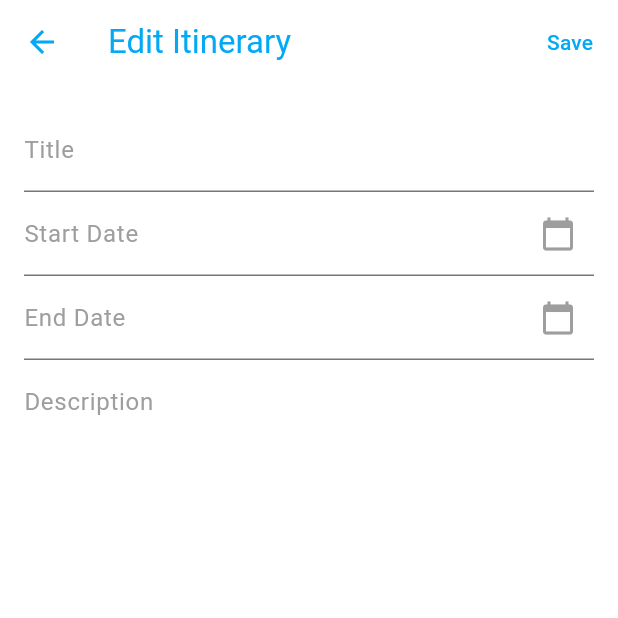
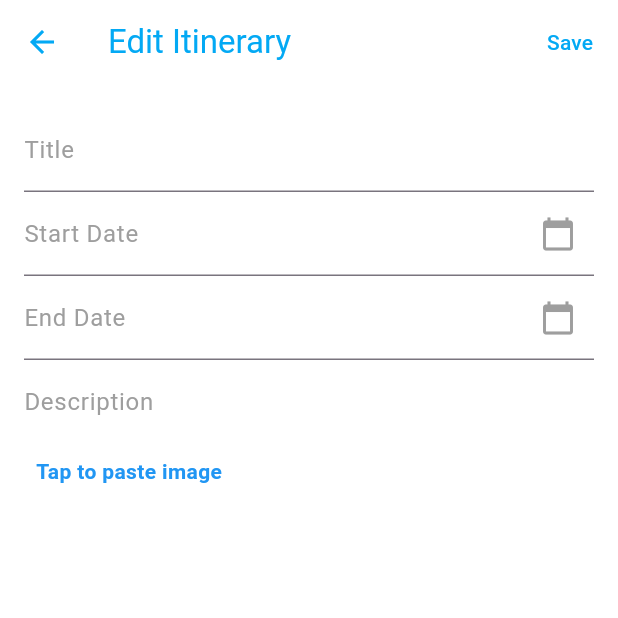
Before and after one commit to matthewyeo1/WanderWise, a Flutter app: the EditItineraryPage screen opened directly with empty values, on a phone screen of 412 x 824 dp, the top half of it. Run offline on Flutter 3.47's test engine with Material 3 defaults, Android fonts, the phone set to English and light mode, and no system bars; our stand-ins replace cloud_firestore, firebase_auth, firebase_core, google_maps_flutter, google_sign_in; accounts and stored records are empty.

Commit message:
-modified: edit itinerary page

```diff
--- a/ww_code/lib/edit_itinerary_page.dart
+++ b/ww_code/lib/edit_itinerary_page.dart
@@ -5,10 +5,10 @@
   final ValueChanged<Map<String, dynamic>> onSave;
 
   const EditItineraryPage({
-    super.key,
+    Key? key,
     this.initialItem,
     required this.onSave,
-  });
+  }) : super(key: key);
 
   @override
   _EditItineraryPageState createState() => _EditItineraryPageState();
@@ -16,9 +16,9 @@
 
 class _EditItineraryPageState extends State<EditItineraryPage> {
   late TextEditingController titleController;
-  late TextEditingController descriptionController;
   late TextEditingController startDateController;
   late TextEditingController endDateController;
+  late TextEditingController descriptionController;
 
   @override
   void initState() {
@@ -36,13 +36,12 @@
   @override
   void dispose() {
     titleController.dispose();
-    descriptionController.dispose();
     startDateController.dispose();
     endDateController.dispose();
+    descriptionController.dispose();
     super.dispose();
   }
 
-  // Grants access to calendar when selecting dates
   Future<void> _selectDate(
       BuildContext context, TextEditingController controller) async {
     final DateTime? picked = await showDatePicker(
@@ -141,15 +140,67 @@
               ),
               onTap: () => _selectDate(context, endDateController),
             ),
+            Expanded(
+              child: SingleChildScrollView(
+                child: Column(
+                  crossAxisAlignment: CrossAxisAlignment.stretch,
+                  children: [
                     TextField(
-              cursorColor: Colors.lightBlue,
                       controller: descriptionController,
+                      keyboardType: TextInputType.multiline,
+                      maxLines: null,
                       style: const TextStyle(color: Colors.black),
-              maxLines: null,
                       decoration: const InputDecoration(
                         labelText: 'Description',
                         labelStyle: TextStyle(color: Colors.grey),
                         border: InputBorder.none,
+                      ),
+                    ),
+                    GestureDetector(
+                      onTap: () async {
+                        // Implement paste image functionality
+                        // For simplicity, you can prompt the user to input image URLs or implement image picker
+                        // Then, you can insert the image URLs into the description text field
+                        // Example:
+                        final String? imageUrl = await showDialog<String>(
+                          context: context,
+                          builder: (context) => SimpleDialog(
+                            title: const Text('Paste Image URL'),
+                            children: [
+                              Padding(
+                                padding: const EdgeInsets.all(16.0),
+                                child: TextField(
+                                  decoration: const InputDecoration(
+                                    hintText: 'Enter image URL',
+                                  ),
+                                  onSubmitted: (value) {
+                                    Navigator.pop(context, value);
+                                  },
+                                ),
+                              ),
+                            ],
+                          ),
+                        );
+                        if (imageUrl != null && imageUrl.isNotEmpty) {
+                          setState(() {
+                            descriptionController.text +=
+                                '\n![Image]($imageUrl)';
+                          });
+                        }
+                      },
+                      child: const Padding(
+                        padding:  EdgeInsets.all(8.0),
+                        child: Text(
+                          'Tap to paste image',
+                          style: TextStyle(
+                            color: Colors.blue,
+                            fontWeight: FontWeight.bold,
+                          ),
+                        ),
+                      ),
+                    ),
+                  ],
+                ),
               ),
             ),
           ],
```
Lines whose indentation alone changed are shown as unchanged.
